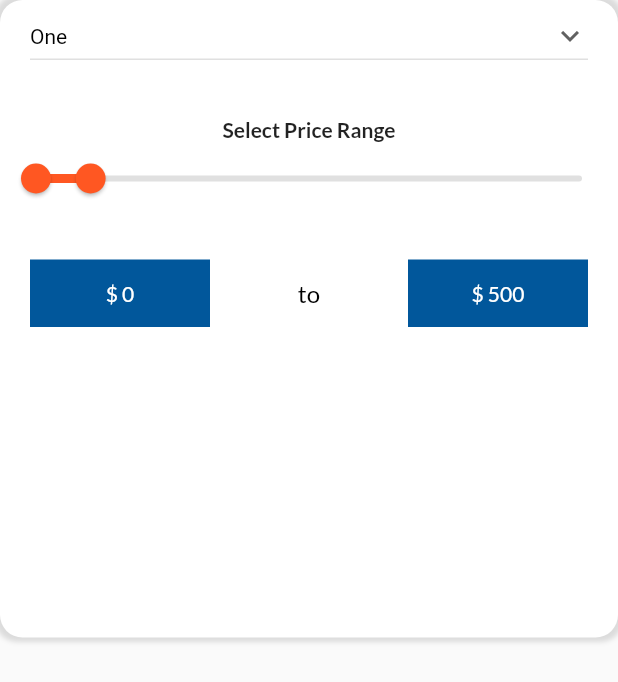
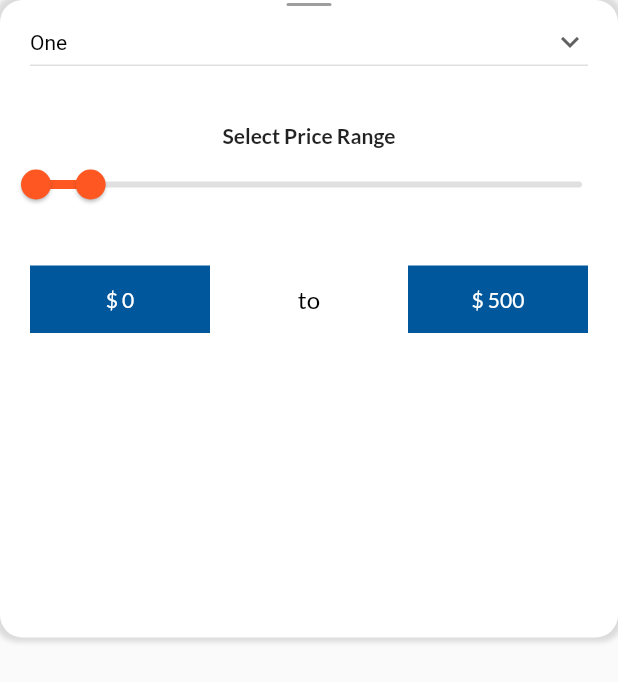
Before and after one commit to Furqankhanzada/flutter_eCommerce_ui_kit, a Flutter app: the ShopSearch widget shown alone on an empty page, opened directly, on a phone screen of 412 x 824 dp. Shown: the top 682 px of the screen. Run offline on Flutter 3.47's test engine with Material 2 defaults, Android fonts, the phone set to English and light mode, and no system bars; our stand-ins replace cached_network_image, carousel_slider, smooth_star_rating; network calls fail.

Commit message:
Implemented Bottom Sheet in Search page

```diff
--- a/lib/shop/search.dart
+++ b/lib/shop/search.dart
@@ -22,6 +22,17 @@ class _ShopSearchState extends State<ShopSearch> {
           ]),
       child: Column(
           children: [
+            Padding(
+              padding: const EdgeInsets.only(top: 2.0),
+              child: Container(
+                width: 30,
+                height: 2,
+                decoration: BoxDecoration(
+                  color: Colors.grey,
+                  borderRadius: BorderRadius.all(Radius.circular(20)),
+                ),
+              ),
+            ),
             Container(
               margin: new EdgeInsetsDirectional.only(bottom: 15.0),
               child: Padding(
```
